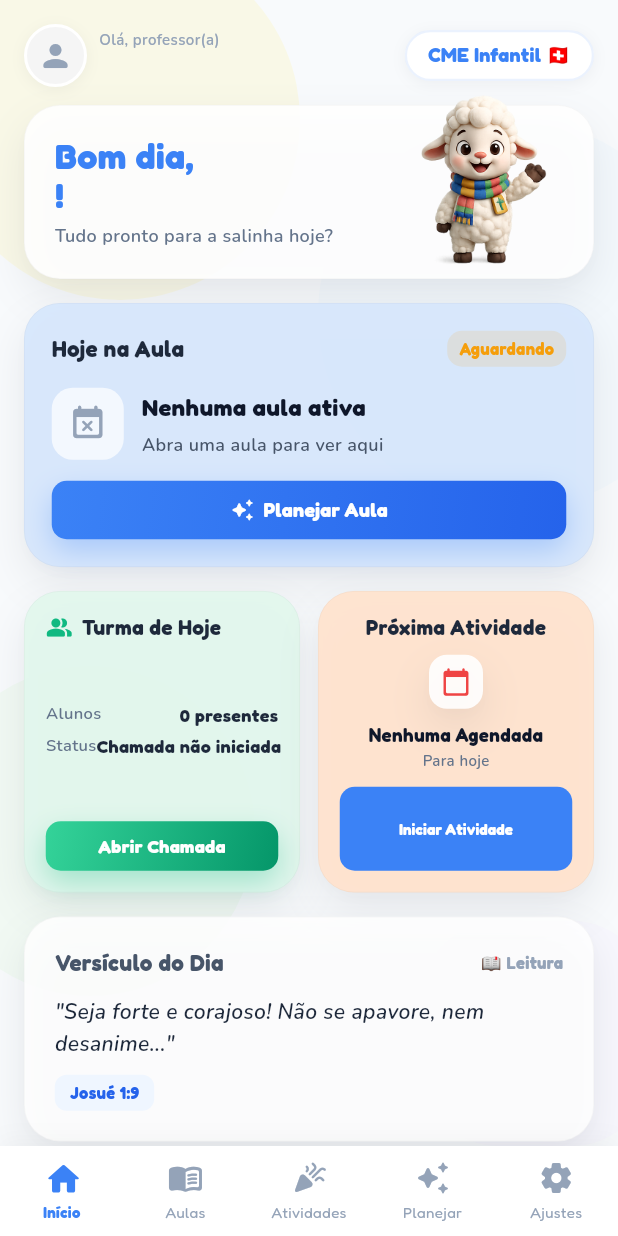
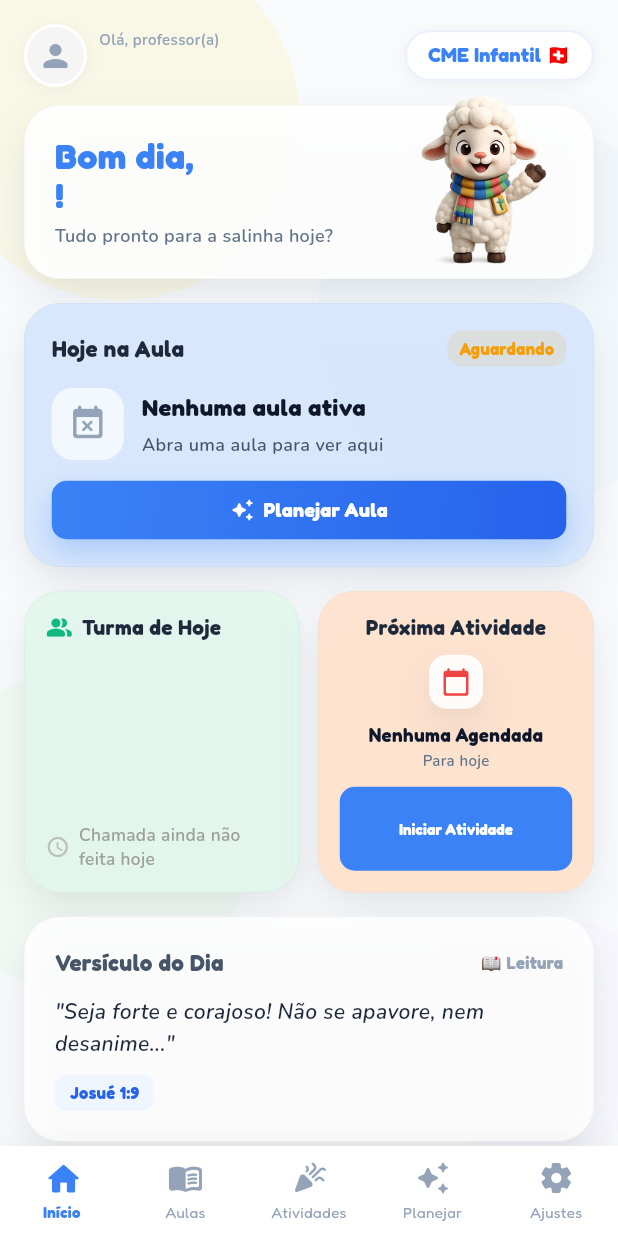
Before and after one commit to wandersonrossini-boop/salinha-das-criancas, a Flutter app: the HomeScreen screen opened directly, on a phone screen of 412 x 824 dp. Run offline on Flutter 3.47's test engine with Material 3 defaults, Android fonts, the phone set to English and light mode, and no system bars; our stand-ins replace cloud_firestore, firebase_auth, firebase_core, flutter_fortune_wheel, google_fonts, pdf and 2 more; accounts and stored records are empty.

Commit message:
feat: Turma de Hoje vira painel vivo sem botao (Experimento 2)

```diff
--- a/lib/features/home/home_screen.dart
+++ b/lib/features/home/home_screen.dart
@@ -798,13 +798,18 @@ class DashboardContent extends StatelessWidget {
     );
   }
 
-  // --- CARD TURMA DE HOJE ---
+  // --- CARD TURMA DE HOJE (PAINEL VIVO, SEM BOTÃO — Experimento 2) ---
+  // A ação de "fazer chamada" já é coberta pelo Hero Card ("Hoje na Aula").
+  // Este card passa a ser só informativo: mostra o retrato da turma agora.
   Widget _buildClassTodayCard(BuildContext context) {
     return FutureBuilder<Map<String, int>>(
       future: _fetchClassTodayData(),
       builder: (context, snapshot) {
         final data = snapshot.data ?? {'teachers': 0, 'students': 0, 'present': 0, 'initiated': 0};
         final bool isInitiated = data['initiated'] == 1;
+        final int students = data['students'] ?? 0;
+        final int present = data['present'] ?? 0;
+        final int absent = (students - present).clamp(0, students);
 
         return GestureDetector(
           onTap: () => Navigator.push(context, MaterialPageRoute(builder: (_) => const ChamadaScreen())),
@@ -835,46 +840,36 @@ class DashboardContent extends StatelessWidget {
                     ),
                   ],
                 ),
-                const SizedBox(height: 8),
-                Column(
-                  crossAxisAlignment: CrossAxisAlignment.start,
-                  children: [
-                    if (!isInitiated) ...[
-                      _buildStatRow('Alunos', '0 presentes'),
+                const SizedBox(height: 10),
+                if (!isInitiated)
+                  Row(
+                    children: [
+                      Icon(Icons.schedule_rounded, color: Colors.grey.shade400, size: 16),
+                      const SizedBox(width: 6),
+                      Expanded(
+                        child: Text(
+                          'Chamada ainda não feita hoje',
+                          style: TextStyle(
+                            fontFamily: 'Nunito',
+                            fontSize: 11.5,
+                            color: Colors.grey.shade500,
+                            fontWeight: FontWeight.w600,
+                          ),
+                        ),
+                      ),
+                    ],
+                  )
+                else
+                  Column(
+                    crossAxisAlignment: CrossAxisAlignment.start,
+                    children: [
+                      _buildStatRow('Alunos', '$students'),
                       const SizedBox(height: 4),
-                      _buildStatRow('Status', 'Chamada não iniciada'),
-                    ] else ...[
-                      _buildStatRow('Alunos', '${data['students']}'),
+                      _buildStatRow('Presentes', '$present'),
                       const SizedBox(height: 4),
-                      _buildStatRow('Presentes', '${data['present']}'),
-                      const SizedBox(height: 4),
-                      _buildStatRow('Status', 'Chamada realizada'),
+                      _buildStatRow('Ausentes', '$absent'),
                     ],
-                  ],
-                ),
-                const SizedBox(height: 10),
-                Container(
-                  padding: const EdgeInsets.symmetric(vertical: 8),
-                  decoration: BoxDecoration(
-                    gradient: const LinearGradient(
-                      colors: [Color(0xFF34D399), Color(0xFF059669)],
-                      begin: Alignment.topLeft,
-                      end: Alignment.bottomRight,
-                    ),
-                    borderRadius: BorderRadius.circular(10),
-                    boxShadow: DsElevation.glow(const Color(0xFF10B981)),
                   ),
-                  child: Text(
-                    isInitiated ? 'Ver Chamada' : 'Abrir Chamada',
-                    textAlign: TextAlign.center,
-                    style: const TextStyle(
-                      fontFamily: 'Fredoka',
-                      color: Colors.white,
-                      fontSize: 12,
-                      fontWeight: FontWeight.bold,
-                    ),
-                  ),
-                ),
               ],
             ),
           ),
```
